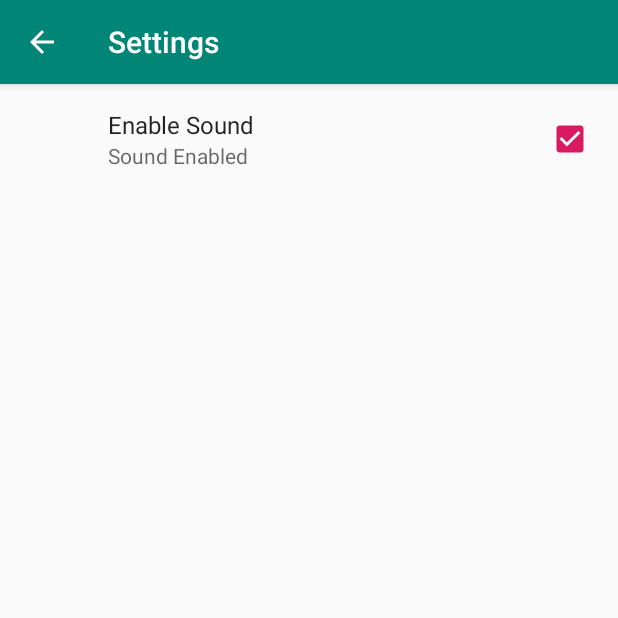
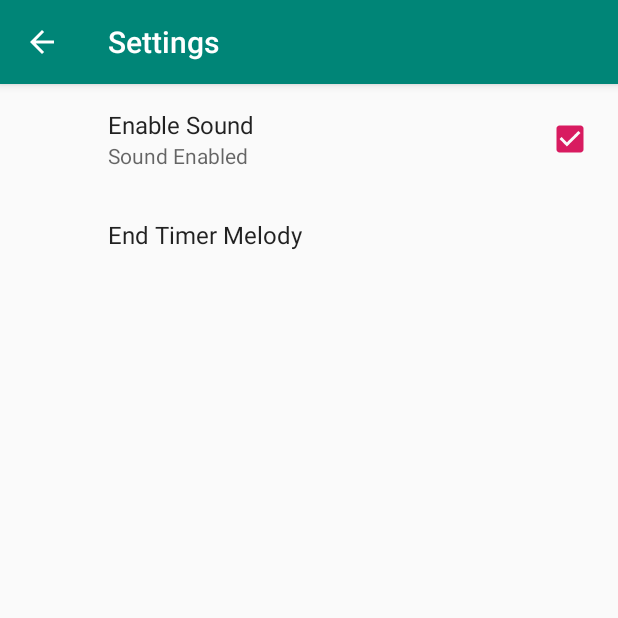
Before and after one commit to ildarsaribzhanov/LearnAndroid_Timer, an Android app: the SettingsFragment screen opened directly, with no data from a screen before it, on a phone screen of 412 x 824 dp, the top half of it. Run offline under Robolectric (Android 15) with nearby library versions, the phone set to English and light mode, and no system bars; our stand-ins replace androidx.preference.

Commit message:
[Add] processing settings sound of end timer

```diff
--- /dev/null
+++ b/app/src/main/res/values/arrays.xml
@@ -0,0 +1,13 @@
+<?xml version="1.0" encoding="utf-8"?>
+<resources>
+    <array name="preference_timer_sound_file_label">
+        <item>Bell</item>
+        <item>Bip</item>
+        <item>Gong</item>
+    </array>
+    <array name="preference_timer_sound_file_vals">
+        <item>bell</item>
+        <item>bip</item>
+        <item>gong</item>
+    </array>
+</resources>
--- a/app/src/main/res/xml/timer_preferences.xml
+++ b/app/src/main/res/xml/timer_preferences.xml
@@ -3,8 +3,14 @@
     <CheckBoxPreference
         android:defaultValue="true"
         android:key="enable_sound"
-        android:title="Enable Sound"
         android:summaryOff="Sound Disabled"
         android:summaryOn="Sound Enabled"
-        />
+        android:title="Enable Sound" />
+
+    <ListPreference
+        android:defaultValue="gong"
+        android:key="sound_file"
+        android:title="End Timer Melody"
+        android:entries="@array/preference_timer_sound_file_label"
+        android:entryValues="@array/preference_timer_sound_file_vals"/>
 </PreferenceScreen>
```
Also changed, not shown: app/src/main/java/com/example/udemylearntimer/MainActivity.java (+20 -2 lines), 2 other files.
